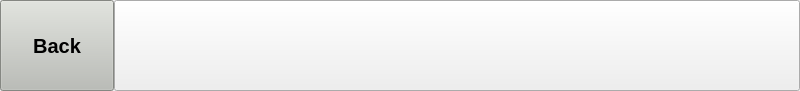
MariuszSuchenek/MVM_GUI_test2, file gui/alarms/alarmsbar.ui: the form before one commit.
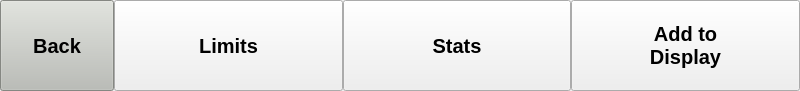
The form after the commit.

Commit message: Alarms panel now displays unused monitors and has options for setting limits, stats, and adding to the main display

```diff
--- a/gui/alarms/alarmsbar.ui
+++ b/gui/alarms/alarmsbar.ui
@@ -471,7 +471,47 @@
     </widget>
    </item>
    <item>
-    <widget class="QPushButton" name="button_startstop">
+    <widget class="QPushButton" name="button_limitmonitor">
+     <property name="sizePolicy">
+      <sizepolicy hsizetype="Minimum" vsizetype="Expanding">
+       <horstretch>0</horstretch>
+       <verstretch>0</verstretch>
+      </sizepolicy>
+     </property>
+     <property name="font">
+      <font>
+       <pointsize>15</pointsize>
+       <weight>75</weight>
+       <bold>true</bold>
+      </font>
+     </property>
+     <property name="text">
+      <string>Limits</string>
+     </property>
+    </widget>
+   </item>
+   <item>
+    <widget class="QPushButton" name="button_statsmonitor">
+     <property name="sizePolicy">
+      <sizepolicy hsizetype="Minimum" vsizetype="Expanding">
+       <horstretch>0</horstretch>
+       <verstretch>0</verstretch>
+      </sizepolicy>
+     </property>
+     <property name="font">
+      <font>
+       <pointsize>15</pointsize>
+       <weight>75</weight>
+       <bold>true</bold>
+      </font>
+     </property>
+     <property name="text">
+      <string>Stats</string>
+     </property>
+    </widget>
+   </item>
+   <item>
+    <widget class="QPushButton" name="button_addmonitor">
      <property name="sizePolicy">
       <sizepolicy hsizetype="Minimum" vsizetype="Expanding">
        <horstretch>0</horstretch>
@@ -492,13 +532,14 @@
      </property>
      <property name="font">
       <font>
-       <pointsize>16</pointsize>
+       <pointsize>15</pointsize>
        <weight>75</weight>
        <bold>true</bold>
       </font>
      </property>
      <property name="text">
-      <string/>
+      <string>Add to
+Display</string>
      </property>
     </widget>
    </item>
```
The commit also changes 2 other files.
